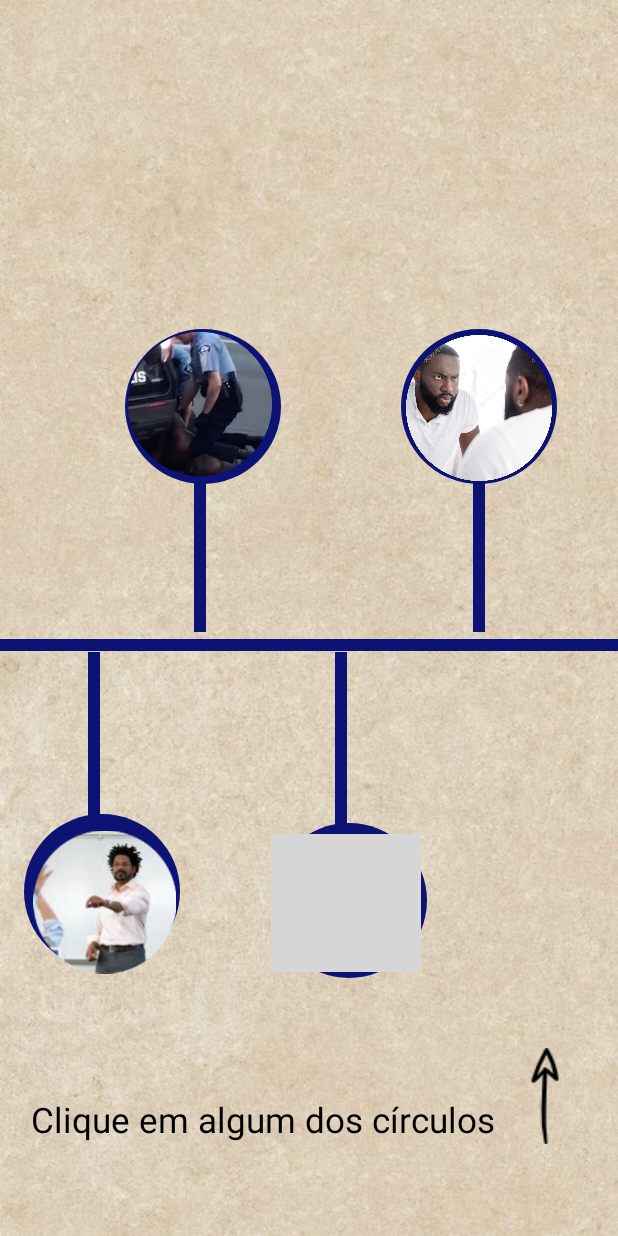
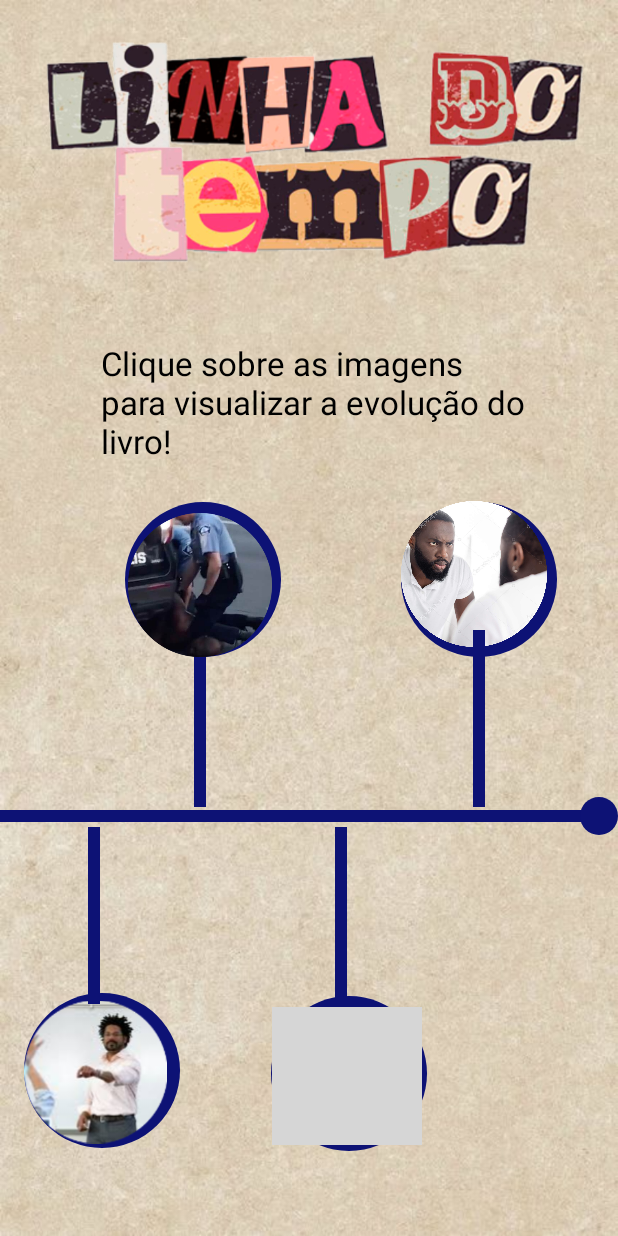
Before and after one commit to viniross/avessoDaLeitura, an Android app: the layout activity_linha_do_tempo2.xml on its own in the app's theme, with its tools: preview values and no code run, on a phone screen of 412 x 824 dp. Run offline under Robolectric (Android 15) with nearby library versions, the phone set to English and light mode, and no system bars; grey boxes are pictures that could not be loaded.

Commit message:
Final changes in Linha do Tempo.

```diff
--- a/app/src/main/res/layout/activity_capa.xml
+++ b/app/src/main/res/layout/activity_capa.xml
@@ -25,7 +25,7 @@
         android:layout_height="wrap_content"
         android:text="Arrasta pro lado!"
         android:textColor="#000000"
-        android:textSize="30sp"
+        android:textSize="25sp"
         app:layout_constraintBottom_toBottomOf="parent"
         app:layout_constraintEnd_toEndOf="parent"
         app:layout_constraintHorizontal_bias="0.271"
--- a/app/src/main/res/layout/activity_linha_do_tempo2.xml
+++ b/app/src/main/res/layout/activity_linha_do_tempo2.xml
@@ -10,7 +10,7 @@
 
     <View
         android:id="@+id/view"
-        android:layout_width="match_parent"
+        android:layout_width="390dp"
         android:layout_height="8dp"
         android:background="#0D1275"
         app:layout_constraintBottom_toBottomOf="parent"
@@ -18,7 +18,19 @@
         app:layout_constraintHorizontal_bias="0.0"
         app:layout_constraintStart_toStartOf="parent"
         app:layout_constraintTop_toTopOf="parent"
-        app:layout_constraintVertical_bias="0.522" />
+        app:layout_constraintVertical_bias="0.662" />
+
+    <View
+        android:id="@+id/view3"
+        android:layout_width="8dp"
+        android:layout_height="118dp"
+        android:background="#0D1275"
+        app:layout_constraintBottom_toBottomOf="parent"
+        app:layout_constraintEnd_toEndOf="parent"
+        app:layout_constraintHorizontal_bias="0.32"
+        app:layout_constraintStart_toStartOf="parent"
+        app:layout_constraintTop_toTopOf="parent"
+        app:layout_constraintVertical_bias="0.595" />
 
     <View
         android:layout_width="8dp"
@@ -26,10 +38,10 @@
         android:background="#0D1275"
         app:layout_constraintBottom_toBottomOf="parent"
         app:layout_constraintEnd_toEndOf="parent"
-        app:layout_constraintHorizontal_bias="0.146"
+        app:layout_constraintHorizontal_bias="0.553"
         app:layout_constraintStart_toStartOf="parent"
         app:layout_constraintTop_toTopOf="parent"
-        app:layout_constraintVertical_bias="0.616" />
+        app:layout_constraintVertical_bias="0.781" />
 
     <ImageView
         android:id="@+id/pedroProf"
@@ -41,19 +53,55 @@
         app:layout_constraintHorizontal_bias="0.052"
         app:layout_constraintStart_toStartOf="parent"
         app:layout_constraintTop_toBottomOf="@+id/view"
-        app:layout_constraintVertical_bias="0.38" />
+        app:layout_constraintVertical_bias="0.659" />
 
-    <View
-        android:id="@+id/view3"
-        android:layout_width="8dp"
-        android:layout_height="118dp"
-        android:background="#0D1275"
+    <ImageView
+        android:id="@+id/imageView15"
+        android:layout_width="95dp"
+        android:layout_height="96dp"
+        android:src="@drawable/pedroprofcircular"
         app:layout_constraintBottom_toBottomOf="parent"
         app:layout_constraintEnd_toEndOf="parent"
-        app:layout_constraintHorizontal_bias="0.32"
+        app:layout_constraintHorizontal_bias="0.05"
         app:layout_constraintStart_toStartOf="parent"
         app:layout_constraintTop_toTopOf="parent"
-        app:layout_constraintVertical_bias="0.43" />
+        app:layout_constraintVertical_bias="0.916" />
+
+    <ImageView
+        android:id="@+id/refHenri"
+        android:layout_width="104dp"
+        android:layout_height="103dp"
+        android:background="@drawable/circle_shape"
+        app:layout_constraintBottom_toBottomOf="parent"
+        app:layout_constraintEnd_toEndOf="parent"
+        app:layout_constraintHorizontal_bias="0.586"
+        app:layout_constraintStart_toStartOf="parent"
+        app:layout_constraintTop_toTopOf="parent"
+        app:layout_constraintVertical_bias="0.921" />
+
+    <ImageView
+        android:id="@+id/identHenri"
+        android:layout_width="104dp"
+        android:layout_height="103dp"
+        android:background="@drawable/circle_shape"
+        app:layout_constraintBottom_toBottomOf="parent"
+        app:layout_constraintEnd_toEndOf="parent"
+        app:layout_constraintHorizontal_bias="0.869"
+        app:layout_constraintStart_toStartOf="parent"
+        app:layout_constraintTop_toTopOf="parent"
+        app:layout_constraintVertical_bias="0.464" />
+
+    <ImageView
+        android:id="@+id/imageView19"
+        android:layout_width="97dp"
+        android:layout_height="97dp"
+        android:src="@drawable/buscaidentcircular"
+        app:layout_constraintBottom_toBottomOf="parent"
+        app:layout_constraintEnd_toEndOf="parent"
+        app:layout_constraintHorizontal_bias="0.85"
+        app:layout_constraintStart_toStartOf="parent"
+        app:layout_constraintTop_toTopOf="parent"
+        app:layout_constraintVertical_bias="0.46" />
 
     <ImageView
         android:id="@+id/violenPoli"
@@ -65,30 +113,42 @@
         app:layout_constraintHorizontal_bias="0.27"
         app:layout_constraintStart_toStartOf="parent"
         app:layout_constraintTop_toTopOf="parent"
-        app:layout_constraintVertical_bias="0.304" />
-
-     <View
-         android:layout_width="8dp"
-         android:layout_height="118dp"
-         android:background="#0D1275"
-         app:layout_constraintBottom_toBottomOf="parent"
-         app:layout_constraintEnd_toEndOf="parent"
-         app:layout_constraintHorizontal_bias="0.553"
-         app:layout_constraintStart_toStartOf="parent"
-         app:layout_constraintTop_toTopOf="parent"
-         app:layout_constraintVertical_bias="0.616" />
+        app:layout_constraintVertical_bias="0.464" />
 
     <ImageView
-        android:id="@+id/refHenri"
-        android:layout_width="104dp"
-        android:layout_height="103dp"
-        android:background="@drawable/circle_shape"
+        android:id="@+id/imageView16"
+        android:layout_width="96dp"
+        android:layout_height="109dp"
+        android:src="@drawable/violenpolicicircular"
         app:layout_constraintBottom_toBottomOf="parent"
         app:layout_constraintEnd_toEndOf="parent"
-        app:layout_constraintHorizontal_bias="0.586"
+        app:layout_constraintHorizontal_bias="0.269"
         app:layout_constraintStart_toStartOf="parent"
         app:layout_constraintTop_toTopOf="parent"
-        app:layout_constraintVertical_bias="0.761" />
+        app:layout_constraintVertical_bias="0.469" />
+
+    <ImageView
+        android:id="@+id/imageView18"
+        android:layout_width="100dp"
+        android:layout_height="92dp"
+        android:src="@drawable/homemrefletindocircular"
+        app:layout_constraintBottom_toBottomOf="parent"
+        app:layout_constraintEnd_toEndOf="parent"
+        app:layout_constraintHorizontal_bias="0.581"
+        app:layout_constraintStart_toStartOf="parent"
+        app:layout_constraintTop_toTopOf="parent"
+        app:layout_constraintVertical_bias="0.917" />
+
+    <View
+        android:layout_width="8dp"
+        android:layout_height="118dp"
+        android:background="#0D1275"
+        app:layout_constraintBottom_toBottomOf="parent"
+        app:layout_constraintEnd_toEndOf="parent"
+        app:layout_constraintHorizontal_bias="0.146"
+        app:layout_constraintStart_toStartOf="parent"
+        app:layout_constraintTop_toTopOf="parent"
+        app:layout_constraintVertical_bias="0.781" />
 
     <View
         android:layout_width="8dp"
@@ -99,19 +159,8 @@
         app:layout_constraintHorizontal_bias="0.781"
         app:layout_constraintStart_toStartOf="parent"
         app:layout_constraintTop_toTopOf="parent"
-        app:layout_constraintVertical_bias="0.43" />
+        app:layout_constraintVertical_bias="0.595" />
 
-    <ImageView
-        android:id="@+id/identHenri"
-        android:layout_width="104dp"
-        android:layout_height="103dp"
-        android:background="@drawable/circle_shape"
-        app:layout_constraintBottom_toBottomOf="parent"
-        app:layout_constraintEnd_toEndOf="parent"
-        app:layout_constraintHorizontal_bias="0.869"
-        app:layout_constraintStart_toStartOf="parent"
-        app:layout_constraintTop_toTopOf="parent"
-        app:layout_constraintVertical_bias="0.304" />
 
     <TextView
         android:id="@+id/txtTituloPedroProf"
@@ -123,10 +172,9 @@
         android:visibility="gone"
         app:layout_constraintBottom_toBottomOf="parent"
         app:layout_constraintEnd_toEndOf="parent"
-        app:layout_constraintHorizontal_bias="0.407"
         app:layout_constraintStart_toStartOf="parent"
         app:layout_constraintTop_toTopOf="parent"
-        app:layout_constraintVertical_bias="0.125" />
+        app:layout_constraintVertical_bias="0.123" />
 
     <TextView
         android:id="@+id/txtTituloViolenPoli"
@@ -135,13 +183,13 @@
         android:text="@string/txtTituloViolenPoli"
         android:textColor="#0D1275"
         android:textSize="34sp"
+        android:visibility="gone"
         app:layout_constraintBottom_toBottomOf="parent"
         app:layout_constraintEnd_toEndOf="parent"
-        app:layout_constraintHorizontal_bias="0.36"
+        app:layout_constraintHorizontal_bias="0.496"
         app:layout_constraintStart_toStartOf="parent"
         app:layout_constraintTop_toTopOf="parent"
-        app:layout_constraintVertical_bias="0.123"
-        android:visibility="gone" />
+        app:layout_constraintVertical_bias="0.125" />
 
     <TextView
         android:id="@+id/txtTituloRefHenri"
@@ -150,13 +198,13 @@
         android:text="@string/txtTituloRefHenri"
         android:textColor="#0D1275"
         android:textSize="34sp"
+        android:visibility="gone"
         app:layout_constraintBottom_toBottomOf="parent"
         app:layout_constraintEnd_toEndOf="parent"
-        app:layout_constraintHorizontal_bias="0.36"
+        app:layout_constraintHorizontal_bias="0.493"
         app:layout_constraintStart_toStartOf="parent"
         app:layout_constraintTop_toTopOf="parent"
-        app:layout_constraintVertical_bias="0.123"
-        android:visibility="gone" />
+        app:layout_constraintVertical_bias="0.113" />
 
     <TextView
         android:id="@+id/txtTituloIdentHenri"
@@ -165,18 +213,18 @@
         android:text="@string/txtTituloIdentHenri"
         android:textColor="#0D1275"
         android:textSize="34sp"
+        android:visibility="gone"
         app:layout_constraintBottom_toBottomOf="parent"
         app:layout_constraintEnd_toEndOf="parent"
-        app:layout_constraintHorizontal_bias="0.36"
+        app:layout_constraintHorizontal_bias="0.495"
         app:layout_constraintStart_toStartOf="parent"
         app:layout_constraintTop_toTopOf="parent"
-        app:layout_constraintVertical_bias="0.123"
-        android:visibility="gone" />
+        app:layout_constraintVertical_bias="0.125" />
 
     <TextView
         android:id="@+id/txtInfoPedroProf"
-        android:layout_width="269dp"
-        android:layout_height="179dp"
+        android:layout_width="281dp"
+        android:layout_height="186dp"
         android:text="@string/txtInfoPedroProf"
         android:textColor="#F0F0F0F0"
         android:textSize="20sp"
@@ -233,78 +281,44 @@
         app:layout_constraintTop_toTopOf="parent"
         app:layout_constraintVertical_bias="0.461" />
 
-    <ImageView
-        android:id="@+id/imageView15"
-        android:layout_width="95dp"
-        android:layout_height="96dp"
-        android:src="@drawable/pedroprofcircular"
-        app:layout_constraintBottom_toBottomOf="parent"
-        app:layout_constraintEnd_toEndOf="parent"
-        app:layout_constraintHorizontal_bias="0.07"
-        app:layout_constraintStart_toStartOf="parent"
-        app:layout_constraintTop_toTopOf="parent"
-        app:layout_constraintVertical_bias="0.76" />
-
-    <ImageView
-        android:id="@+id/imageView16"
-        android:layout_width="96dp"
-        android:layout_height="109dp"
-        android:src="@drawable/violenpolicicircular"
-        app:layout_constraintBottom_toBottomOf="parent"
-        app:layout_constraintEnd_toEndOf="parent"
-        app:layout_constraintHorizontal_bias="0.27"
-        app:layout_constraintStart_toStartOf="parent"
-        app:layout_constraintTop_toTopOf="parent"
-        app:layout_constraintVertical_bias="0.3" />
-
-    <ImageView
-        android:id="@+id/imageView18"
-        android:layout_width="100dp"
-        android:layout_height="92dp"
-        android:src="@drawable/homemrefletindocircular"
-        app:layout_constraintBottom_toBottomOf="parent"
-        app:layout_constraintEnd_toEndOf="parent"
-        app:layout_constraintHorizontal_bias="0.58"
-        app:layout_constraintStart_toStartOf="parent"
-        app:layout_constraintTop_toTopOf="parent"
-        app:layout_constraintVertical_bias="0.76" />
-
-    <ImageView
-        android:id="@+id/imageView19"
-        android:layout_width="97dp"
-        android:layout_height="97dp"
-        android:src="@drawable/buscaidentcircular"
-        app:layout_constraintBottom_toBottomOf="parent"
-        app:layout_constraintEnd_toEndOf="parent"
-        app:layout_constraintHorizontal_bias="0.86"
-        app:layout_constraintStart_toStartOf="parent"
-        app:layout_constraintTop_toTopOf="parent"
-        app:layout_constraintVertical_bias="0.307" />
 
     <TextView
         android:id="@+id/textView4"
-        android:layout_width="wrap_content"
-        android:layout_height="wrap_content"
-        android:text="Clique em algum dos círculos"
+        android:layout_width="283dp"
+        android:layout_height="82dp"
+        android:text="@string/clicarCirculos"
         android:textColor="#000000"
-        android:textSize="23sp"
+        android:textSize="22sp"
         app:layout_constraintBottom_toBottomOf="parent"
         app:layout_constraintEnd_toEndOf="parent"
-        app:layout_constraintHorizontal_bias="0.2"
+        app:layout_constraintHorizontal_bias="0.523"
         app:layout_constraintStart_toStartOf="parent"
         app:layout_constraintTop_toTopOf="parent"
-        app:layout_constraintVertical_bias="0.922" />
+        app:layout_constraintVertical_bias="0.306" />
 
     <ImageView
-        android:id="@+id/imageView21"
-        android:layout_width="wrap_content"
-        android:layout_height="wrap_content"
-        android:src="@drawable/seta_para_cima"
+        android:id="@+id/circuloFinal"
+        android:layout_width="25dp"
+        android:layout_height="25dp"
+        android:background="@drawable/circle_shape"
         app:layout_constraintBottom_toBottomOf="parent"
         app:layout_constraintEnd_toEndOf="parent"
-        app:layout_constraintHorizontal_bias="0.953"
+        app:layout_constraintHorizontal_bias="1.0"
         app:layout_constraintStart_toStartOf="parent"
         app:layout_constraintTop_toTopOf="parent"
-        app:layout_constraintVertical_bias="0.919" />
+        app:layout_constraintVertical_bias="0.665" />
+
+    <ImageView
+        android:id="@+id/imageView22"
+        android:layout_width="380dp"
+        android:layout_height="194dp"
+        android:src="@drawable/linha_do_tempo_vini"
+        app:layout_constraintBottom_toBottomOf="parent"
+        app:layout_constraintEnd_toEndOf="parent"
+        app:layout_constraintHorizontal_bias="0.516"
+        app:layout_constraintStart_toStartOf="parent"
+        app:layout_constraintTop_toTopOf="parent"
+        app:layout_constraintVertical_bias="0.00999999"
+        />
 
 </androidx.constraintlayout.widget.ConstraintLayout>
--- a/app/src/main/res/values/strings.xml
+++ b/app/src/main/res/values/strings.xml
@@ -17,20 +17,22 @@
     <string name="txtInfoPedro">Pedro cresce em uma comunidade negra, em uma família humilde e tem uma vida marcada por racismo e dificuldades financeiras.</string>
     <string name="txtTituloAcadEMilitPedro">Vida Acadêmica e Militância de Pedro</string>
     <string name="txtInfoAcadEMilit">Pedro se interessa por questões sociais e políticas, começa a estudar na universidade e se engaja em movimentos estudantis e militância racial.</string>
-    <string name="txtTituloEncPedroEMarta">Encontro de Pedro e Marta</string>
+    <string name="txtTituloEncPedroEMarta">Encontro de \n Pedro e Marta</string>
     <string name="txtInfoEncPedro">Pedro conhece Marta, que será sua esposa e mãe de Henrique. Ela é uma figura importante, mas enfrenta dificuldades em lidar com o ativismo e o isolamento de Pedro.</string>
-    <string name="txtTituloNasciHenri">Nascimento de Henrique</string>
+    <string name="txtTituloNasciHenri">Nascimento de \n Henrique</string>
     <string name="txtInfoHenri">Henrique nasce e cresce em um contexto de tensões familiares. Sua relação com o pai é marcada por uma tentativa constante de compreensão e conexão.</string>
 
-    <string name="txtTituloPedroProf">Pedro Torna-se Professor</string>
+    <string name="txtTituloPedroProf">Pedro Torna-se \n Professor</string>
     <string name="txtInfoPedroProf">Pedro, apesar de todas as dificuldades e discriminações, consegue se formar e tornar-se professor de história. No entanto, ele continua enfrentando o racismo no ambiente de trabalho.</string>
     <string name="txtTituloViolenPoli">Violência Policial</string>
     <string name="txtInfoViolenPoli">Um dos eventos centrais do livro é a morte de Pedro, vítima da brutalidade policial. Esse fato ocorre quando Henrique ainda é jovem e marca profundamente sua trajetória.</string>
     <string name="txtTituloRefHenri">Reflexões de Henrique</string>
     <string name="txtInfoRefHenri">Após a morte do pai, Henrique, agora adulto, reflete sobre as memórias e as lições que Pedro deixou. Ele tenta entender quem seu pai era, seus sonhos, suas lutas e o impacto de seu legado.</string>
-    <string name="txtTituloIdentHenri">Busca de Henrique pela Identidade</string>
+    <string name="txtTituloIdentHenri">Busca de Henrique \n pela Identidade</string>
     <string name="txtInfoIdentHenri">Henrique mergulha em uma busca por sua própria identidade, enquanto tenta reconstruir a imagem do pai a partir de memórias fragmentadas e da ausência causada pela violência racial.</string>
 
     <string name="fofoca1">"O livro vem sendo alvo de ataques desde 2022, quando Tenório sofreu ameaças de morte ao anunciar que faria uma palestra em uma escola de Salvador. Rio Grande do Sul, pediu a retirada do título das instituições de ensino."</string>
     <string name="fofoca2">"A Companhia das Letras afirmou que a retirada de exemplares de um livro, baseada em uma interpretação distorcida e descontextualizada de trechos isolados, é um ato que viola os princípios fundamentais da educação e da democracia, empobrece o debate cultural e mina a capacidade dos estudantes de desenvolverem pensamento crítico e reflexivo."</string>
+
+    <string name="clicarCirculos">Clique sobre as imagens para visualizar a evolução do livro!</string>
 </resources>
```
Also changed, not shown: app/src/main/res/layout/activity_linha_do_tempo.xml (+95 -96 lines), app/src/main/res/drawable/kinhadotempo.png (deleted), app/src/main/res/drawable/linha.png (deleted), app/src/main/res/drawable/linha_do_tempo_vini.png (added), app/src/main/res/drawable/linha_removebg_preview.png (deleted), app/src/main/res/drawable/tempo.png (deleted).
